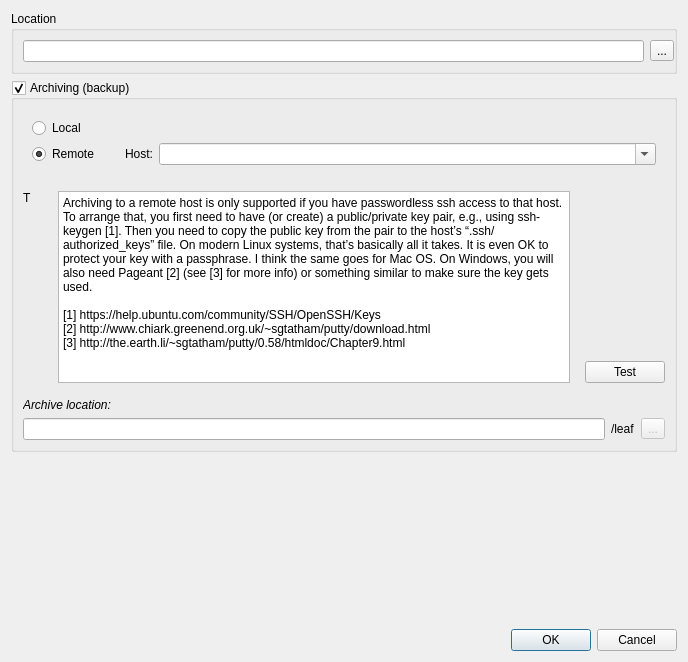
Before: the Qt Designer form src/App/NewBookDialog.ui in wagenadl/notedeln, drawn with Qt 5.
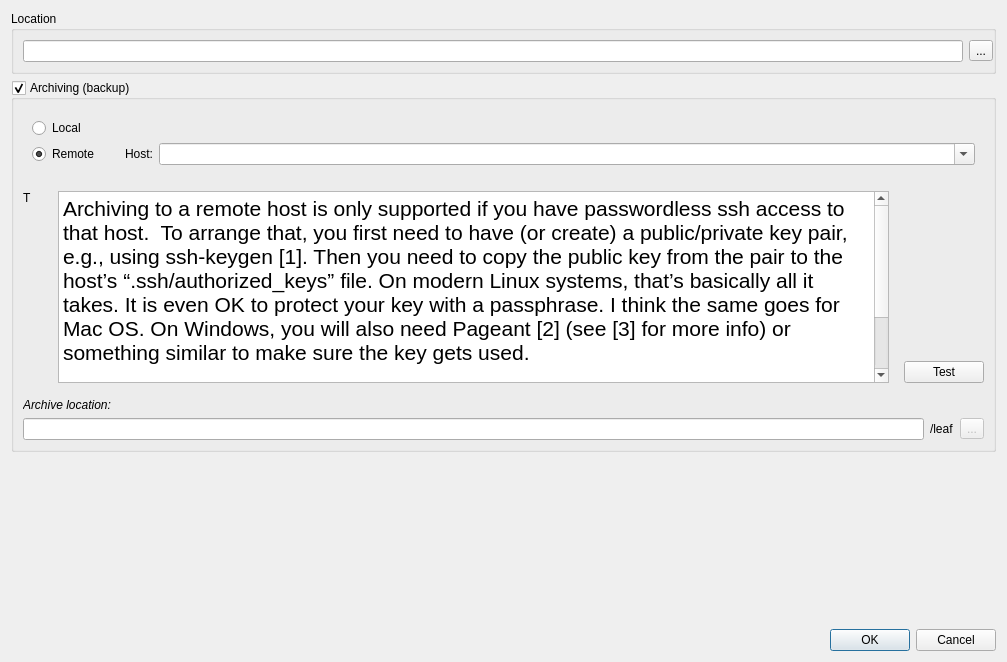
After: the same form once the commit is applied.

Commit message: Better text in clone book dialog. should still add "username" field

What changed in the file:
```diff
--- a/src/App/NewBookDialog.ui
+++ b/src/App/NewBookDialog.ui
@@ -6,7 +6,7 @@
    <rect>
     <x>0</x>
     <y>0</y>
-    <width>688</width>
+    <width>1007</width>
     <height>662</height>
    </rect>
   </property>
@@ -244,7 +244,7 @@
             <string>&lt;!DOCTYPE HTML PUBLIC &quot;-//W3C//DTD HTML 4.0//EN&quot; &quot;http://www.w3.org/TR/REC-html40/strict.dtd&quot;&gt;
 &lt;html&gt;&lt;head&gt;&lt;meta name=&quot;qrichtext&quot; content=&quot;1&quot; /&gt;&lt;style type=&quot;text/css&quot;&gt;
 p, li { white-space: pre-wrap; }
-&lt;/style&gt;&lt;/head&gt;&lt;body&gt;
+&lt;/style&gt;&lt;/head&gt;&lt;body style=&quot; font-family:'Sans'; font-size:16pt; font-weight:400; font-style:normal;&quot;&gt;
 &lt;p style=&quot; margin-top:0px; margin-bottom:0px; margin-left:0px; margin-right:0px; -qt-block-indent:0; text-indent:0px;&quot;&gt;Archiving to a remote host is only supported if you have passwordless ssh access to that host.  To arrange that, you first need to have (or create) a public/private key pair, e.g., using ssh-keygen [1]. Then you need to copy the public key from the pair to the host’s “.ssh/authorized_keys” file. On modern Linux systems, that’s basically all it takes. It is even OK to protect your key with a passphrase. I think the same goes for Mac OS. On Windows, you will also need Pageant [2] (see [3] for more info) or something similar to make sure the key gets used.&lt;/p&gt;
 &lt;p style=&quot;-qt-paragraph-type:empty; margin-top:0px; margin-bottom:0px; margin-left:0px; margin-right:0px; -qt-block-indent:0; text-indent:0px;&quot;&gt;&lt;br /&gt;&lt;/p&gt;
 &lt;p style=&quot; margin-top:0px; margin-bottom:0px; margin-left:0px; margin-right:0px; -qt-block-indent:0; text-indent:0px;&quot;&gt;[1] https://help.ubuntu.com/community/SSH/OpenSSH/Keys&lt;/p&gt;
```
Left out of the diff: 2 changed lines with no effect on the pictures. The commit also changes 4 other files.
